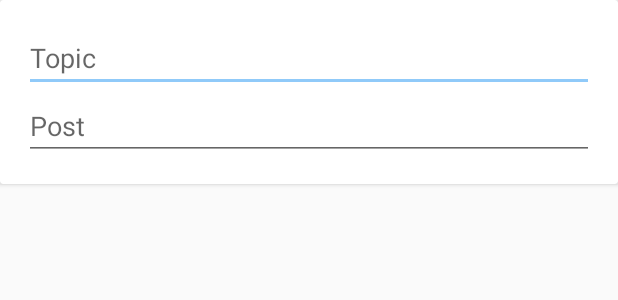
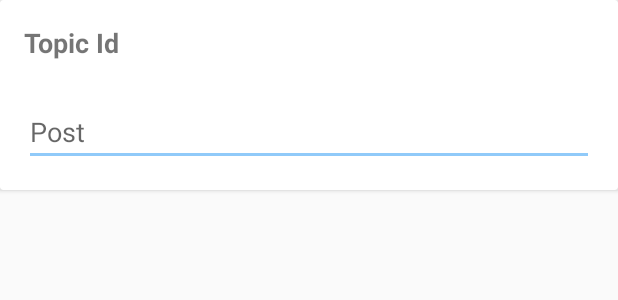
Before and after one commit to miandelatorre/PracticaAndroidBasico, an Android app: the layout fragment_create_post.xml on its own in the app's theme, with its tools: preview values and no code run, on a phone screen of 412 x 824 dp. Shown: the top 300 px of the screen. Run offline under Robolectric (Android 15) with nearby library versions, the phone set to English and light mode, and no system bars; network calls fail.

Commit message:
Ya se pueden crear posts para un tópico

```diff
--- a/app/src/main/java/io/keepcoding/eh_ho/posts/PostsActivity.kt
+++ b/app/src/main/java/io/keepcoding/eh_ho/posts/PostsActivity.kt
@@ -36,16 +36,16 @@ class PostsActivity : AppCompatActivity(), PostsFragment.PostsInteractionListene
 
             if(isFirstTimeCreated(savedInstanceState)) {
                 supportFragmentManager.beginTransaction()
-                    .add(R.id.fragmentContainer, PostsFragment())
+                    .add(R.id.fragmentContainer, PostsFragment(topicId))
                     .commit()
             }
 
     }
 
 
-    override fun onCreateNewPost() {
+    override fun onCreateNewPost(topicId: String) {
         supportFragmentManager.beginTransaction()
-            .replace(R.id.fragmentContainer, CreatePostFragment())
+            .replace(R.id.fragmentContainer, CreatePostFragment(topicId))
             .addToBackStack(TRANSACTION_CREATE_POST)
             .commit()
     }
--- a/app/src/main/res/layout/fragment_create_post.xml
+++ b/app/src/main/res/layout/fragment_create_post.xml
@@ -1,5 +1,6 @@
 <?xml version="1.0" encoding="utf-8"?>
 <FrameLayout xmlns:android="http://schemas.android.com/apk/res/android"
+    android:id="@+id/container"
     android:layout_width="match_parent"
     android:layout_height="match_parent"
     xmlns:tools="http://schemas.android.com/tools">
@@ -14,11 +15,20 @@
             android:orientation="vertical"
             android:padding="16dp">
 
-            <EditText
-                android:id="@+id/inputTopic"
+            <TextView
                 android:layout_width="match_parent"
                 android:layout_height="wrap_content"
-                android:hint="@string/hint_topic"/>
+                android:textSize="18sp"
+                android:textStyle="bold"
+                android:text="@string/topic_id"/>
+
+            <TextView
+                android:id="@+id/fragmentTopicId"
+                android:layout_width="match_parent"
+                android:layout_height="wrap_content"
+                android:textSize="18sp"
+                android:textStyle="bold"/>
+
 
             <EditText
                 android:id="@+id/inputPost"
--- a/app/src/main/res/values/strings.xml
+++ b/app/src/main/res/values/strings.xml
@@ -57,5 +57,6 @@
     <string name="hint_topic">Topic</string>
     <string name="hint_post">Post</string>
     <string name="label_creating_post">Creating Post</string>
+    <string name="topic_id">Topic Id</string>
 
 </resources>
```
Also changed, not shown: app/src/main/java/io/keepcoding/eh_ho/posts/CreatePostFragment.kt (+12 -6 lines), app/src/main/java/io/keepcoding/eh_ho/posts/PostsFragment.kt (+5 -3 lines).
